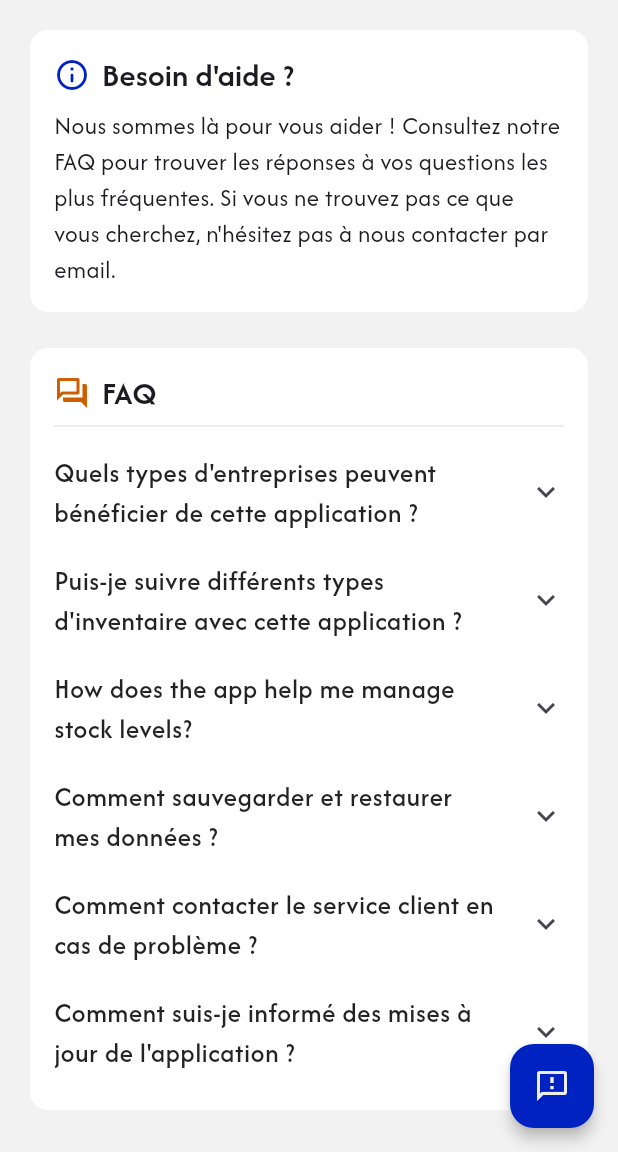
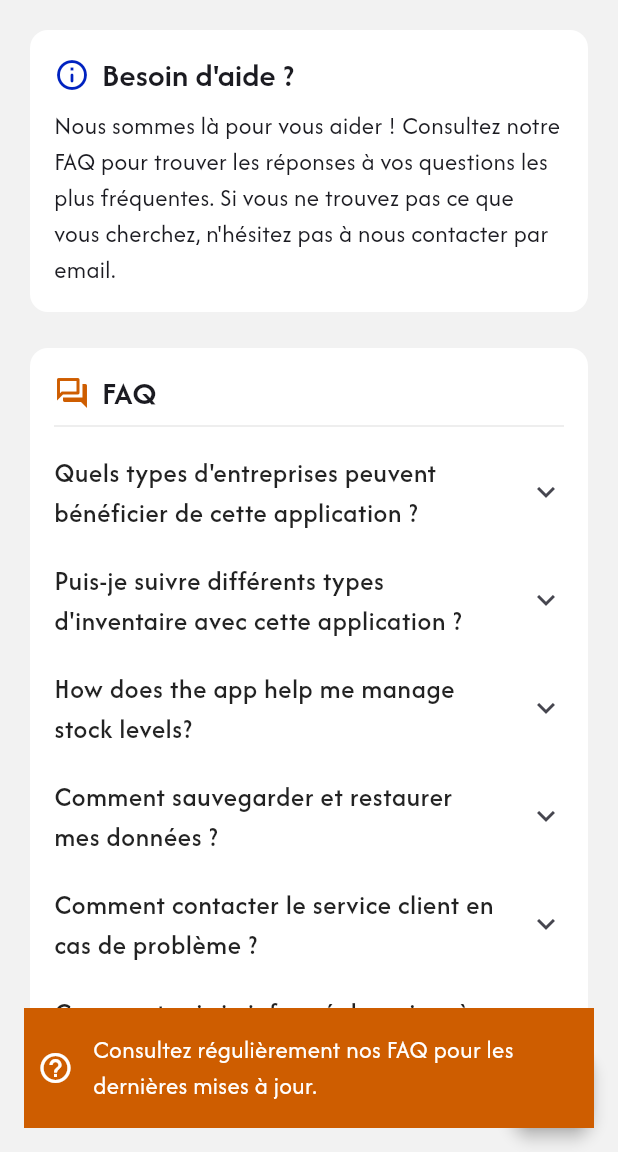
Before and after one commit to Asmitta-01/StockPro---Mobile-app, a Flutter app: the HelpView screen opened by its route, on a phone screen of 412 x 824 dp, the part 84-1236 px from its top. Run offline on Flutter 3.47's test engine with Material 3 defaults, Android fonts, the phone set to English and light mode, and no system bars; our stand-ins replace fl_chart, flutter_typeahead, get, loading_animation_widget, package_info_plus, shared_preferences and 1 more; accounts and stored records are empty; generated files the repository leaves out were written again.

Commit message:
Add first-time help prompt and FAQ read tracking in controllers

```diff
--- a/assets/languages/en.json
+++ b/assets/languages/en.json
@@ -204,5 +204,7 @@
     "threshold_updated_successfully": "Threshold updated successfully",
     "edit_item": "Edit item",
     "change_your_item_information_with_ease": "Change your product information with ease. Update the title, description, price and all other characteristics of your article for a better presentation.",
-    "edit": "Edit"
+    "edit": "Edit",
+    "read_the_faq": "Read the FAQ",
+    "consult_our_faqs_regularly": "Consult our FAQs regularly for the latest updates."
 }
--- a/assets/languages/fr.json
+++ b/assets/languages/fr.json
@@ -204,5 +204,7 @@
     "threshold_updated_successfully": "Seuil mis à jour avec succès",
     "edit_item": "Modifier l'article",
     "change_your_item_information_with_ease": "Modifiez les informations de votre produit en toute simplicité. Mettez à jour le titre, la description, le prix et toutes les autres caractéristiques de votre article pour une présentation optimale.",
-    "edit": "Modifier"
+    "edit": "Modifier",
+    "read_the_faq": "Lire la FAQ pour répondre à vos questions",
+    "consult_our_faqs_regularly": "Consultez régulièrement nos FAQ pour les dernières mises à jour."
 }
--- a/lib/controllers/help/help_controller.dart
+++ b/lib/controllers/help/help_controller.dart
@@ -1,12 +1,16 @@
 import 'package:flutter/material.dart';
 import 'package:get/get.dart';
+import 'package:shared_preferences/shared_preferences.dart';
 import 'package:stock_pro/models/faq_item_model.dart';
 import 'package:stock_pro/utils/constants.dart';
+import 'package:stock_pro/utils/snack_bar_helper.dart';
 import 'package:url_launcher/url_launcher.dart';
 
 class HelpController extends GetxController {
   GlobalKey<ScaffoldState> scaffoldKey = GlobalKey<ScaffoldState>();
   final int pagePosition = 7;
+
+  final SharedPreferences prefs = Get.find();
 
   final List<FAQItemModel> items = [
     FAQItemModel(
@@ -41,6 +45,20 @@ class HelpController extends GetxController {
           'Vous recevrez des notifications lorsque de nouvelles mises à jour seront disponibles sur le Google Play Store.',
     ),
   ];
+
+  HelpController() {
+    if (prefs.getBool(AppConstants.firstTimeHelp) ?? true) {
+      prefs.setBool(AppConstants.firstTimeHelp, false);
+      WidgetsBinding.instance.addPostFrameCallback((_) {
+        Future.delayed(const Duration(milliseconds: 500), () {
+          SnackbarHelper.showInfo(
+            'consult_our_faqs_regularly'.tr,
+            icon: Icons.help_outline_outlined,
+          );
+        });
+      });
+    }
+  }
 
   void openDrawer() {
     scaffoldKey.currentState!.openDrawer();
--- a/lib/controllers/home/owner_home_controller.dart
+++ b/lib/controllers/home/owner_home_controller.dart
@@ -1,8 +1,10 @@
 import 'package:flutter/material.dart';
 import 'package:get/get.dart';
+import 'package:shared_preferences/shared_preferences.dart';
 import 'package:stock_pro/repositories/item_repository.dart';
 import 'package:stock_pro/repositories/operation_repository.dart';
 import 'package:stock_pro/routes.dart';
+import 'package:stock_pro/utils/constants.dart';
 import 'package:stock_pro/utils/snack_bar_helper.dart';
 
 class OwnerHomeController extends GetxController {
@@ -10,8 +12,9 @@ class OwnerHomeController extends GetxController {
 
   final ItemRepository _itemRepository = Get.find();
   final OperationRepository _operationRepository = Get.find();
+  final SharedPreferences prefs = Get.find();
 
-  bool definedStockAlert = false, readFAQ = false;
+  bool definedStockAlert = false;
 
   late bool passedAll;
 
@@ -21,6 +24,7 @@ class OwnerHomeController extends GetxController {
 
   bool get addedItem => totalItems > 0;
   bool get madeFirstOperation => totalOperations > 0;
+  bool get readFAQ => !(prefs.getBool(AppConstants.firstTimeHelp) ?? true);
 
   OwnerHomeController() {
     _initialize();
@@ -80,7 +84,7 @@ class OwnerHomeController extends GetxController {
   }
 
   void goToFAQView() {
-    if (readFAQ) {
+    if (!readFAQ) {
       Get.toNamed(Routes.help);
     }
   }
--- a/lib/utils/constants.dart
+++ b/lib/utils/constants.dart
@@ -5,6 +5,7 @@ class AppConstants {
   static const String appName = "StockPro";
   static const String appDatabaseName = "_stock_pro.db";
   static const String appSupportMail = "tiwabrayan@gmail.com";
+  static const String firstTimeHelp = '_first_time_help';
   static const String countryCode = '_country_code';
   static const String languageCode = '_language_code';
   static const String themeMode = '_theme_mode';
--- a/lib/utils/snack_bar_helper.dart
+++ b/lib/utils/snack_bar_helper.dart
@@ -12,6 +12,7 @@ class SnackbarHelper {
     required String message,
     required SnackbarType type,
     Duration? duration,
+    IconData? icon,
   }) {
     final animationController = AnimationController(
       vsync: Navigator.of(Get.context!).overlay as TickerProvider,
@@ -28,7 +29,9 @@ class SnackbarHelper {
           style: Get.textTheme.bodyMedium!
               .copyWith(color: _getForegroundColor(type)),
         ),
-        icon: _getIcon(type),
+        icon: icon != null
+            ? Icon(icon, color: Get.theme.colorScheme.onPrimary)
+            : _getIcon(type),
         backgroundColor: _getBackgroundColor(type),
         duration: duration ?? const Duration(seconds: 3),
         onTap: (snack) {
@@ -107,11 +110,16 @@ class SnackbarHelper {
     );
   }
 
-  static void showInfo(String message, {Duration? duration}) {
+  static void showInfo(
+    String message, {
+    Duration? duration,
+    IconData? icon,
+  }) {
     show(
       message: message,
       type: SnackbarType.info,
       duration: duration,
+      icon: icon,
     );
   }
 }
```
Also changed, not shown: lib/widgets/getting_started_widget.dart (+4 -4 lines).
